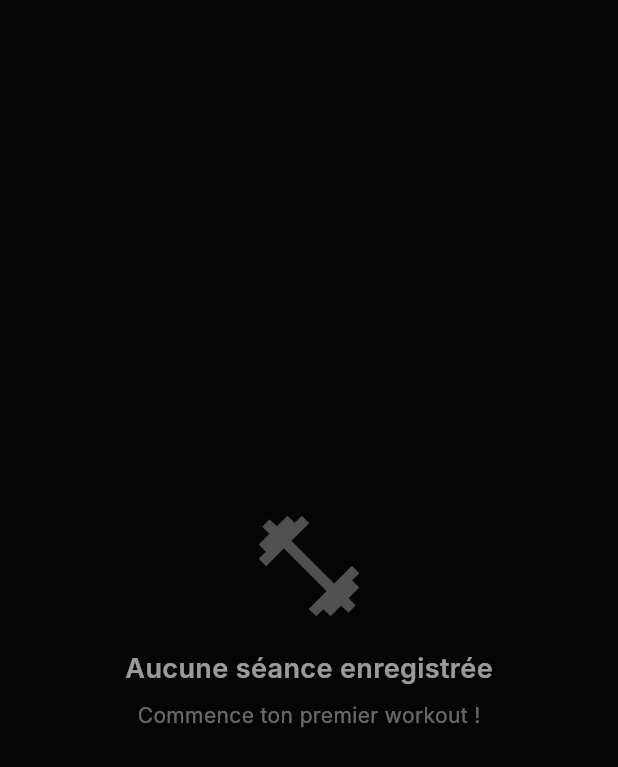
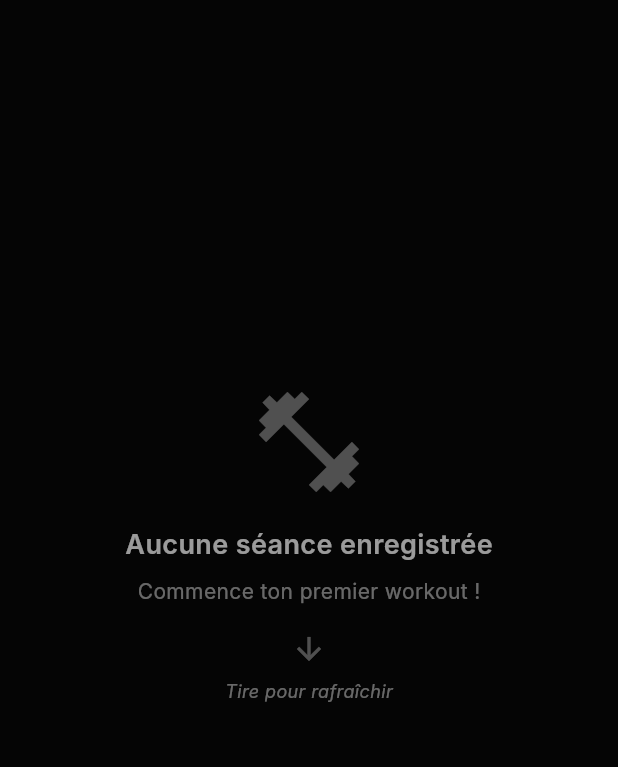
Before and after one commit to Ndor15/GymAI, a Flutter app: the HistoryPage screen opened directly, on a phone screen of 412 x 824 dp. Shown: the top 767 px of the screen. Run offline on Flutter 3.47's test engine with Material 3 defaults, Android fonts, the phone set to English and light mode, and no system bars; our stand-ins replace flutter_blue_plus, shared_preferences; missing offline and left inert: tflite_flutter; accounts and stored records are empty; Roboto replaces fonts that are missing (Inter).

Commit message:
fix: Enable pull-to-refresh when history is empty
- Wrap empty state in RefreshIndicator
- Add SingleChildScrollView with AlwaysScrollableScrollPhysics
- Add visual hint: arrow icon and 'Tire pour rafraîchir' text
- Ensures users can refresh even with no recorded sessions

```diff
--- a/lib/pages/history_page.dart
+++ b/lib/pages/history_page.dart
@@ -48,7 +48,15 @@ class _HistoryPageState extends State<HistoryPage> {
   }
 
   Widget _buildEmptyState() {
-    return Center(
+    return RefreshIndicator(
+      onRefresh: _loadHistory,
+      color: const Color(0xFFF5C32E),
+      backgroundColor: const Color(0xFF101010),
+      child: SingleChildScrollView(
+        physics: const AlwaysScrollableScrollPhysics(),
+        child: SizedBox(
+          height: MediaQuery.of(context).size.height - 100,
+          child: Center(
             child: Column(
               mainAxisAlignment: MainAxisAlignment.center,
               children: [
@@ -74,7 +82,25 @@ class _HistoryPageState extends State<HistoryPage> {
                     fontSize: 14,
                   ),
                 ),
+                const SizedBox(height: 16),
+                Icon(
+                  Icons.arrow_downward,
+                  size: 24,
+                  color: Colors.white.withOpacity(0.3),
+                ),
+                const SizedBox(height: 8),
+                Text(
+                  "Tire pour rafraîchir",
+                  style: TextStyle(
+                    color: Colors.white.withOpacity(0.4),
+                    fontSize: 12,
+                    fontStyle: FontStyle.italic,
+                  ),
+                ),
               ],
+            ),
+          ),
+        ),
       ),
     );
   }
```
Lines whose indentation alone changed are shown as unchanged.
